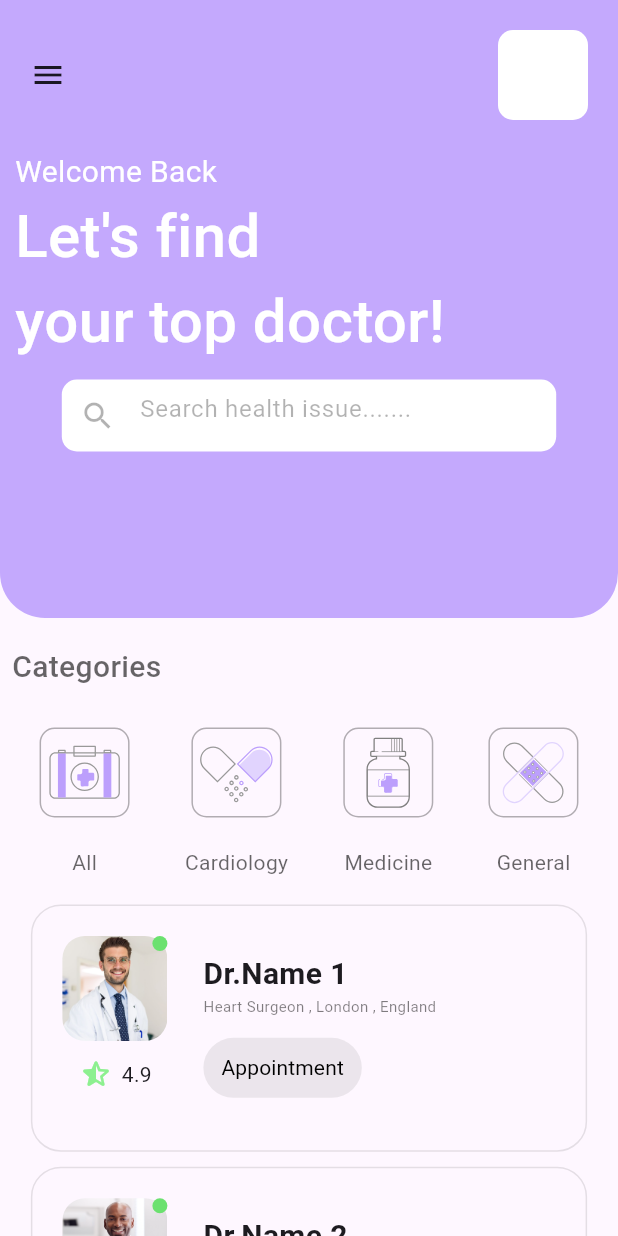
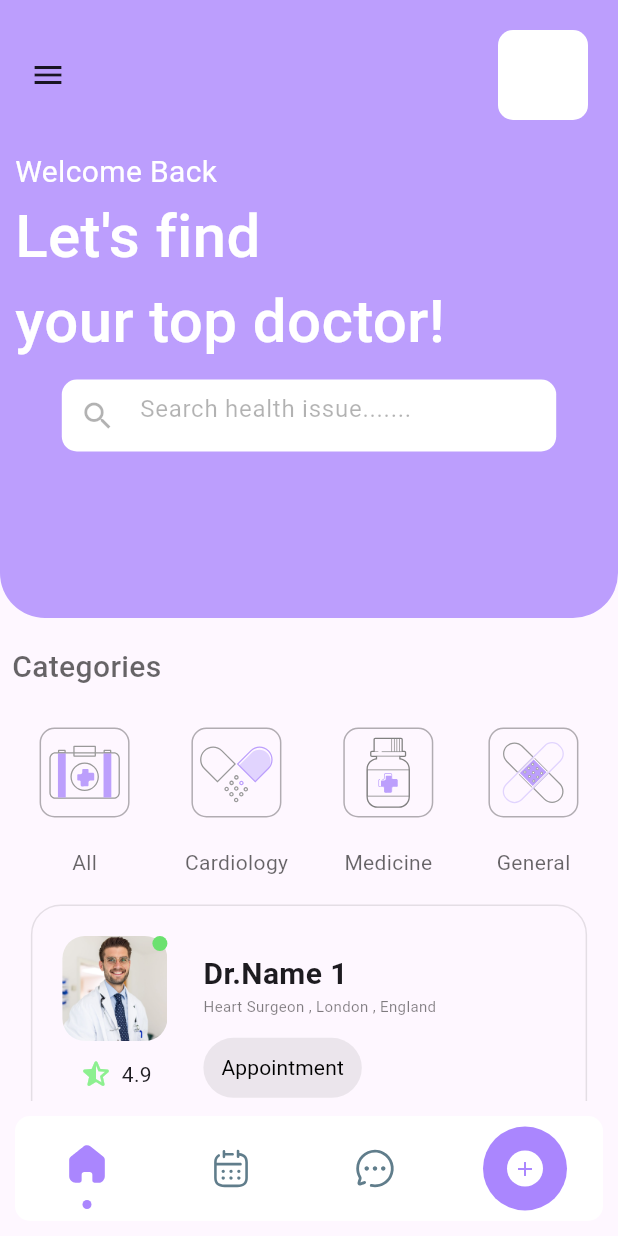
Before and after one commit to faezismaeel/doctor_booking_app, a Flutter app: the screen it shows after launch, on a phone screen of 412 x 824 dp. Run offline on Flutter 3.47's test engine with Material 3 defaults, Android fonts, the phone set to English and light mode, and no system bars; our stand-ins replace flutter_svg.

Commit message:
custom_navbar

```diff
--- /dev/null
+++ b/lib/components/custom_navbar.dart
@@ -0,0 +1,109 @@
+import 'package:book_your_doctor/screens/home/home_screen/home_screen.dart';
+import 'package:book_your_doctor/screens/schedules_details_screen/schedules_screen.dart';
+import 'package:flutter/material.dart';
+import 'package:flutter_svg/svg.dart';
+
+class CustomNavBar extends StatelessWidget {
+  const CustomNavBar({
+    super.key, required this.selectedMenu,
+  });
+
+  final MenuState selectedMenu;
+
+  @override
+  Widget build(BuildContext context) {
+    return Container(
+      height: 70,
+      margin: const EdgeInsets.all(10),
+      decoration: const BoxDecoration(
+      color: Colors.white,
+      borderRadius: BorderRadius.horizontal(left: Radius.circular(10),right: Radius.circular(10)),
+      ),
+      child: Row(
+        mainAxisAlignment: MainAxisAlignment.spaceAround,
+        children: [
+              Column(
+                mainAxisAlignment: MainAxisAlignment.center,
+                children: [
+                  IconButton(
+                    onPressed: (){
+                      Navigator.of(context).pushReplacement(
+                        MaterialPageRoute(builder: (_){
+                          return const HomeScreen();
+                        })
+                      );
+                    },
+                    icon: SvgPicture.asset("assets/icons/home.svg",
+                    color: MenuState.home == selectedMenu ? const Color.fromARGB(197, 145, 98, 254) : Colors.blueGrey,
+                    width: 30,
+                    ),
+                  ),
+                  if(selectedMenu.index == 0)
+                  selectedDot()
+                ],
+              ),
+         Column(
+          mainAxisAlignment: MainAxisAlignment.center,
+           children: [
+             IconButton(
+              onPressed: (){
+                //  Navigator.of(context).pushReplacement(
+                //         MaterialPageRoute(builder: (_){
+                //           return const SchedulesScreen(
+                //             drname: "",
+                //           );
+                //         })
+                //       );
+              },
+              icon:  SvgPicture.asset("assets/icons/calendar.svg",
+                color: MenuState.schedules == selectedMenu ? const Color.fromARGB(197, 145, 98, 254) : Colors.blueGrey,
+                width: 30,
+              ),),
+              if(selectedMenu.index == 1)
+              selectedDot()
+           ],
+         ),
+        Column(
+          mainAxisAlignment: MainAxisAlignment.center,
+          children: [
+            IconButton(
+              onPressed: (){},
+              icon:SvgPicture.asset("assets/icons/chat.svg",
+                color: MenuState.messages == selectedMenu ? const Color.fromARGB(197, 145, 98, 254) : Colors.blueGrey,
+                width: 30,
+              ),),
+               if(selectedMenu.index == 2)
+               selectedDot()
+          ],
+        ),
+          const Stack(
+            alignment: Alignment.center,
+            children:[
+              CircleAvatar(
+                radius: 28,
+                backgroundColor: Color.fromARGB(197, 145, 98, 254),
+              ),
+              CircleAvatar(
+                radius: 12,
+                backgroundColor: Colors.white,
+                child: Icon(Icons.add,
+                color: Color.fromARGB(197, 145, 98, 254),
+                size: 16,
+                ),
+              ),
+            ]
+          )
+        ],
+      ),
+    );
+  }
+
+  CircleAvatar selectedDot() {
+    return const CircleAvatar(
+      radius: 3,
+      backgroundColor: Color.fromARGB(197, 145, 98, 254),
+    );
+  }
+}
+
+enum MenuState{home,schedules,messages}
--- a/lib/main.dart
+++ b/lib/main.dart
@@ -19,6 +19,7 @@ class MyApp extends StatelessWidget {
       ),
       home: const HomeScreen(),
       debugShowCheckedModeBanner: false,
+
     );
   }
 }
--- a/lib/screens/home/home_screen/home_header.dart
+++ b/lib/screens/home/home_screen/home_header.dart
@@ -10,7 +10,7 @@ class HomeHeader extends StatelessWidget {
             height: SizeConfig.screenHeight/2,
             width: SizeConfig.screenWidth,
             decoration: const BoxDecoration(
-                color: Color.fromARGB(200, 180, 148, 252),
+                color: Color.fromARGB(199, 169, 133, 252),
                 borderRadius: BorderRadius.only(
                     bottomLeft: Radius.circular(30),
                     bottomRight: Radius.circular(30))),
--- a/lib/screens/home/home_screen/home_screen.dart
+++ b/lib/screens/home/home_screen/home_screen.dart
@@ -1,8 +1,10 @@
+import 'package:book_your_doctor/components/custom_navbar.dart';
 import 'package:book_your_doctor/screens/home/categories/categories.dart';
 import 'package:book_your_doctor/screens/home/home_screen/doctors_list.dart';
 import 'package:book_your_doctor/screens/home/home_screen/home_header.dart';
 import 'package:book_your_doctor/size_config/size_config.dart';
 import 'package:flutter/material.dart';
+
 
 class HomeScreen extends StatefulWidget {
   const HomeScreen({super.key});
@@ -16,7 +18,7 @@ class _HomeScreenState extends State<HomeScreen> {
   Widget build(BuildContext context) {
 
   SizeConfig().init(context);
-    return const Scaffold(
+    return  Scaffold(
       body: SingleChildScrollView(
         child: Column(
           children: [
@@ -37,9 +39,12 @@ class _HomeScreenState extends State<HomeScreen> {
               image: "assets/images/doctor_two.png",
               rating: 4,
             ),
-
+            SizedBox(height: 10,),
           ],
         ),
+      ),
+      bottomNavigationBar: CustomNavBar(
+        selectedMenu: MenuState.home,
       ),
     );
   }
```
Also changed, not shown: lib/screens/details/appoinment_details.dart (+1 -12 lines), lib/screens/details/schedule/schedules.dart (+83 -3 lines), lib/screens/details/schedule/visiting_hour.dart (+67 -67 lines), lib/screens/schedules_details_screen/schedules_screen.dart (added, +111 -0 lines), assets/icons/calendar.svg (added), assets/icons/chat.svg (added), assets/icons/home.svg (added), lib/components/default_button.dart (renamed from lib/defaultbutton/default_button.dart).
